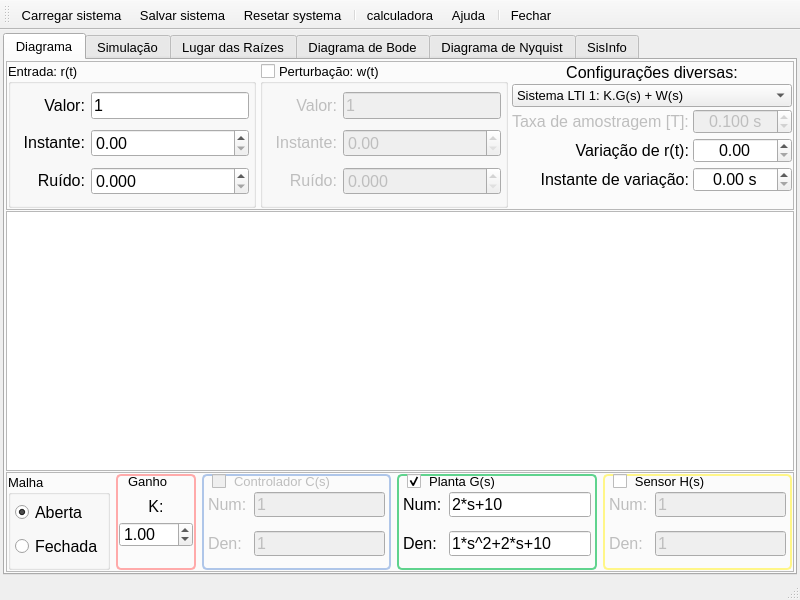
Old version of the form MainWindow.ui in the repository miguelmoreto/labcontrole.
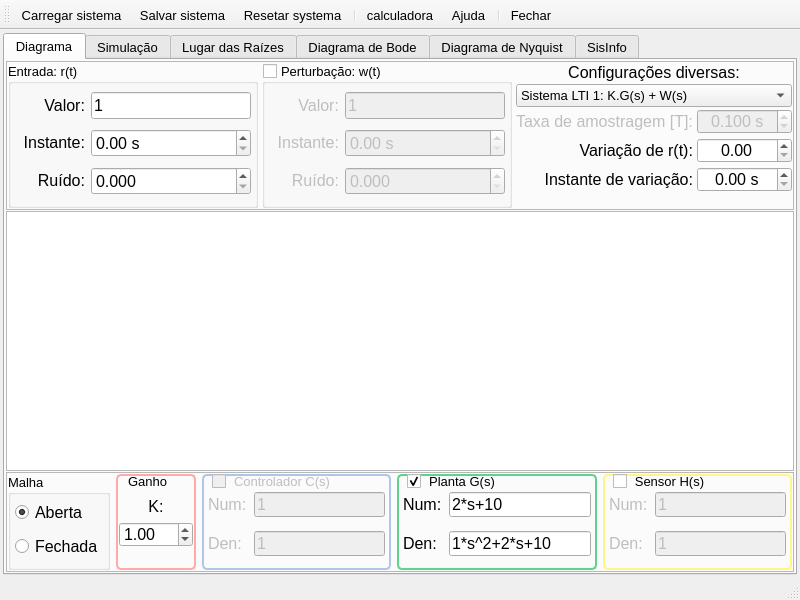
New version of the form. Icons and pictures are not drawn. Custom widgets are drawn as their Qt base class.

Patch:
```diff
--- a/MainWindow.ui
+++ b/MainWindow.ui
@@ -243,11 +243,14 @@
                 <property name="toolTip">
                  <string>Instante de tempo em que a entrada será aplicada</string>
                 </property>
+                <property name="suffix">
+                 <string notr="true"> s</string>
+                </property>
                 <property name="minimum">
                  <double>0.000000000000000</double>
                 </property>
                 <property name="maximum">
-                 <double>2000.000000000000000</double>
+                 <double>10.000000000000000</double>
                 </property>
                 <property name="value">
                  <double>0.000000000000000</double>
@@ -496,11 +499,14 @@
                 <property name="toolTip">
                  <string>Instante de tempo em que a perturbação será aplicada</string>
                 </property>
+                <property name="suffix">
+                 <string notr="true"> s</string>
+                </property>
                 <property name="minimum">
                  <double>0.000000000000000</double>
                 </property>
                 <property name="maximum">
-                 <double>2000.000000000000000</double>
+                 <double>10.000000000000000</double>
                 </property>
                 <property name="value">
                  <double>0.000000000000000</double>
@@ -902,7 +908,7 @@
                   <string> s</string>
                  </property>
                  <property name="maximum">
-                  <double>9999.989999999999782</double>
+                  <double>10.000000000000000</double>
                  </property>
                  <property name="singleStep">
                   <double>0.500000000000000</double>
```
Left out of the diff: 12 changed lines with no effect on the pictures.
